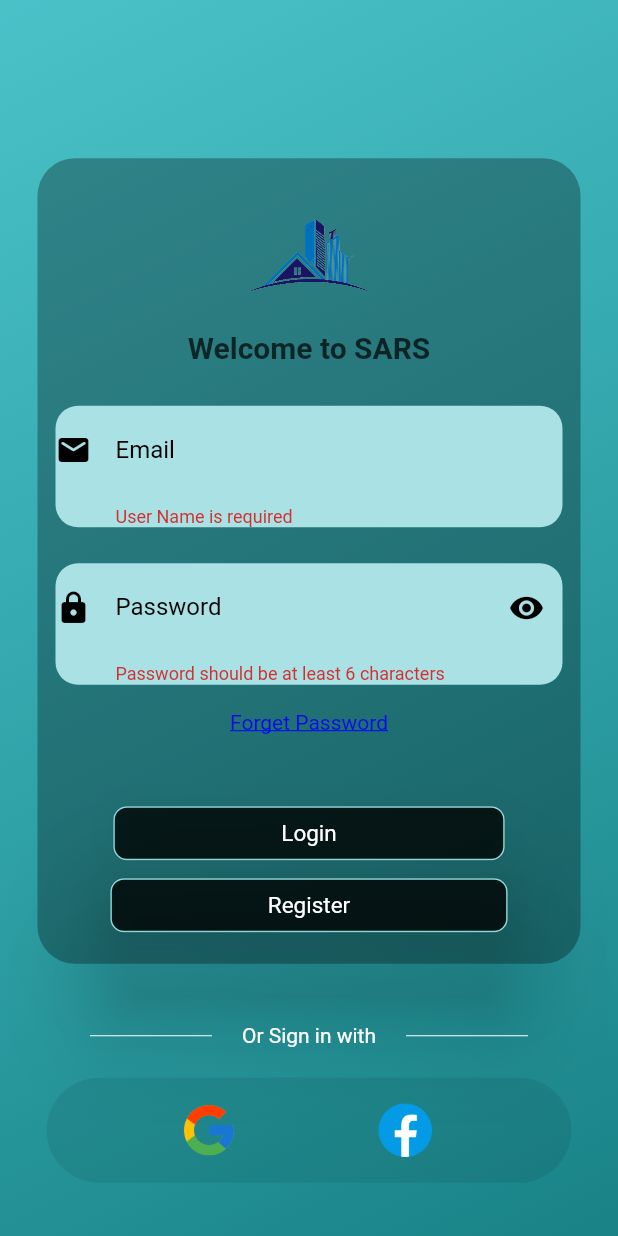
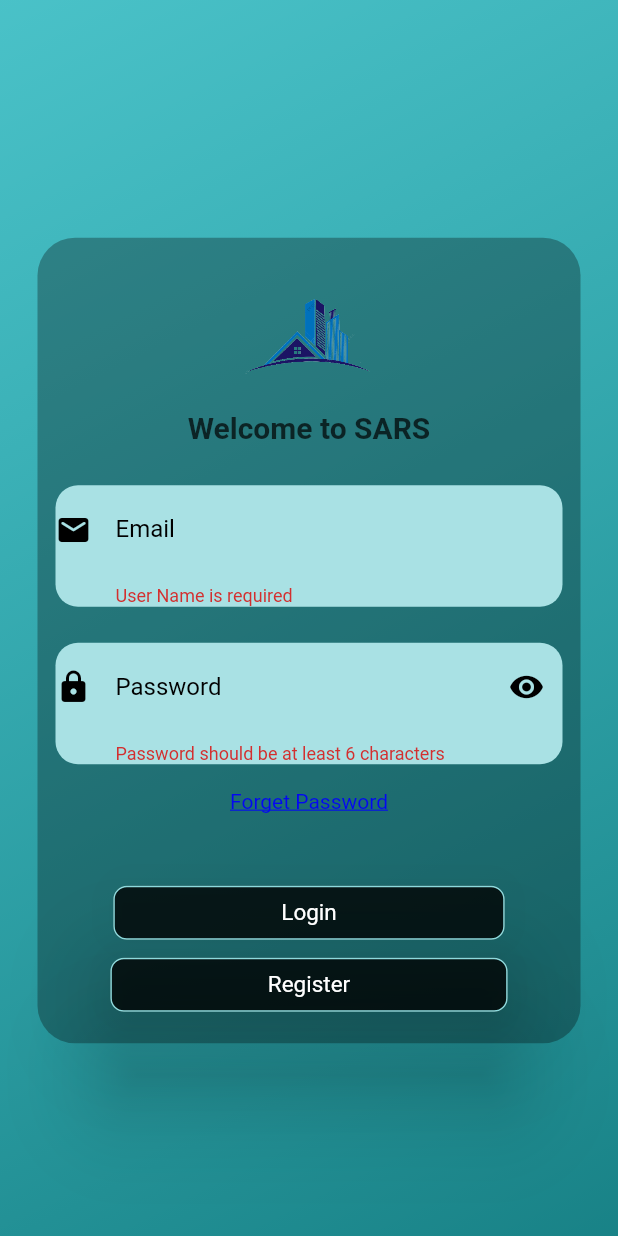
Before and after one commit to Ahmedriyadh19/SARS, a Flutter app: the screen it shows after launch, after a tap on "Login", on a phone screen of 412 x 824 dp. Run offline on Flutter 3.47's test engine with Material 2 defaults, Android fonts, the phone set to English and light mode, and no system bars; our stand-ins replace cloud_firestore, email_validator, firebase_auth, firebase_core, firebase_storage, flutter_spinkit and 2 more; missing offline and left inert: profanity_filter, reviews_slider, video_viewer; accounts and stored records are empty.

Commit message:
Update v50.0

```diff
--- a/lib/View/MainPages/login_page.dart
+++ b/lib/View/MainPages/login_page.dart
@@ -278,7 +278,7 @@ class _LoginPage extends State {
                           ),
                         ),
                         const SizedBox(height: 20),
-                        Row(children: const [
+                        /*     Row(children: const [
                           Expanded(
                               child: Divider(
                             indent: 60,
@@ -296,7 +296,7 @@ class _LoginPage extends State {
                             color: Colors.white,
                           )),
                         ]),
-                        const SizedBox(height: 20),
+                         const SizedBox(height: 20),
                         Container(
                           alignment: Alignment.center,
                           width: 350,
@@ -327,7 +327,7 @@ class _LoginPage extends State {
                               ),
                             ],
                           ),
-                        ),
+                        ), */
                       ])),
                     )
                   ],
```
